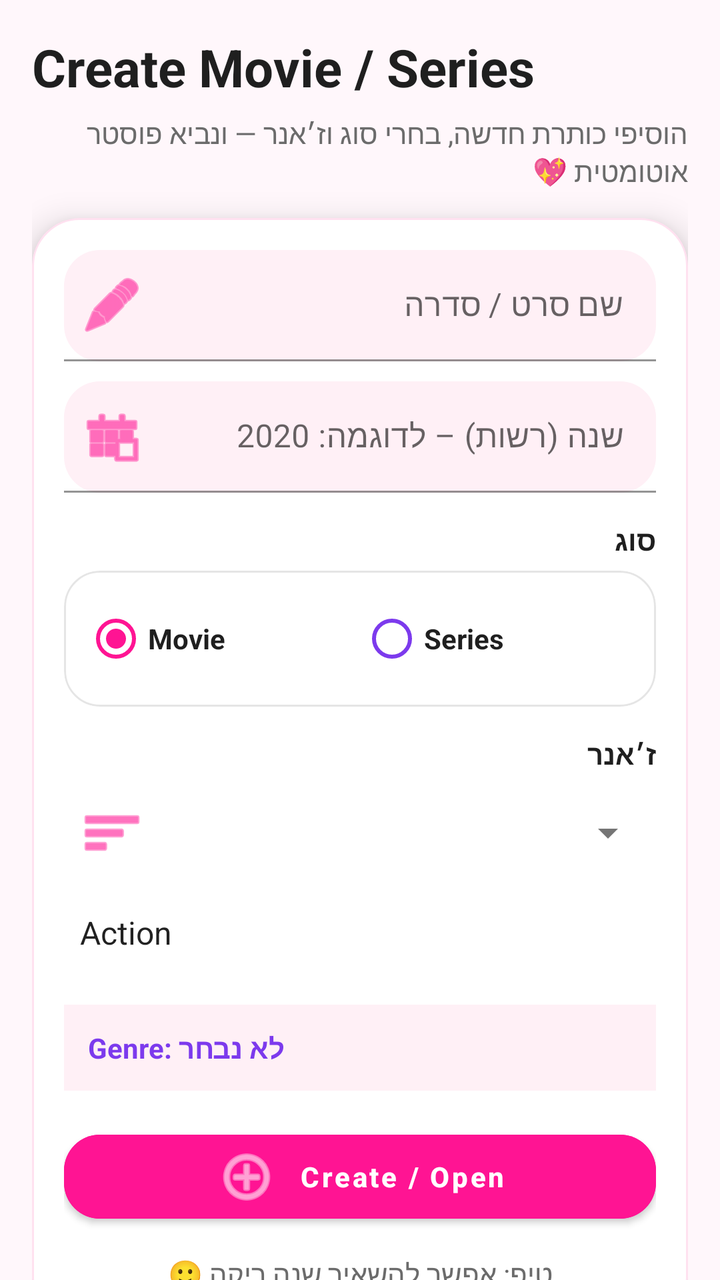
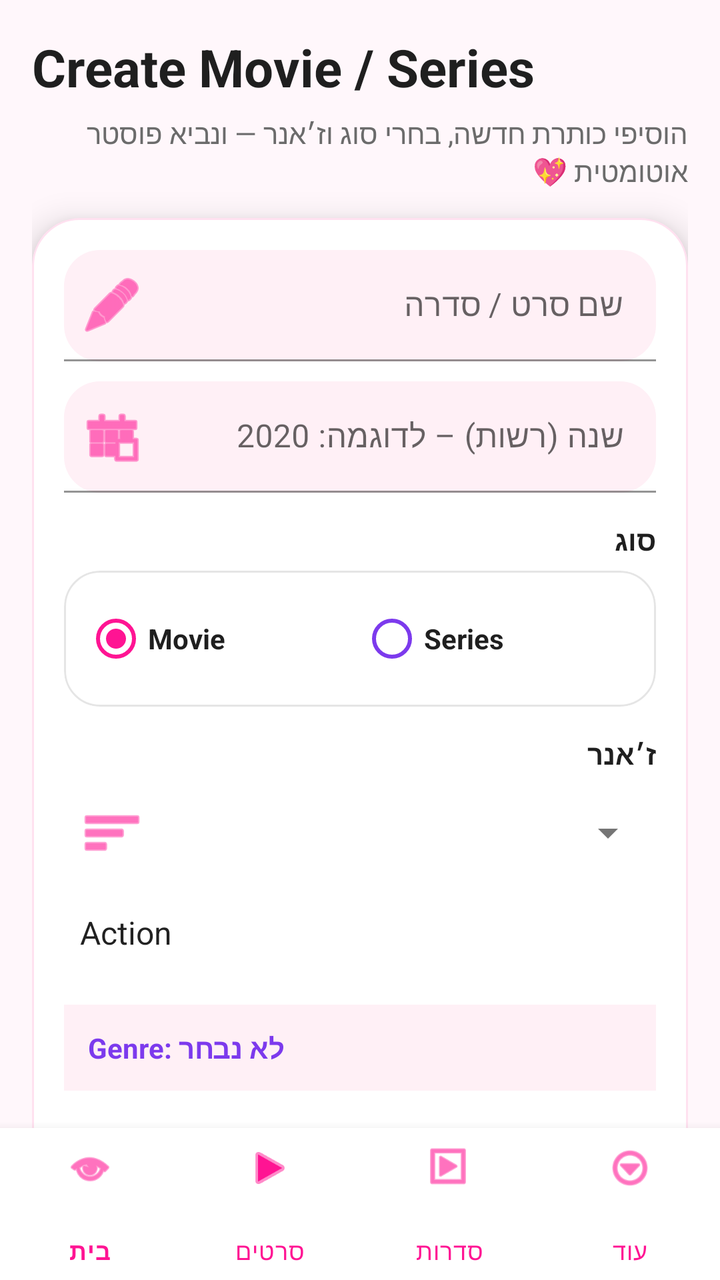

Two renders of the same Android screen: before a commit and after it. Below are the layout's source before the change and the commit's diff.
<!-- AndroidManifest.xml: application theme Base.Theme.FinalProject -->
<!-- res/layout/activity_create_title.xml -->
<?xml version="1.0" encoding="utf-8"?>
<androidx.core.widget.NestedScrollView xmlns:android="http://schemas.android.com/apk/res/android"
    xmlns:app="http://schemas.android.com/apk/res-auto"
    android:layout_width="match_parent"
    android:layout_height="match_parent"
    android:fillViewport="true"
    android:background="#FFF7FB">

    <androidx.constraintlayout.widget.ConstraintLayout
        android:layout_width="match_parent"
        android:layout_height="wrap_content"
        android:padding="16dp">

        
        <TextView
            android:id="@+id/tvCreateTitle"
            android:layout_width="0dp"
            android:layout_height="wrap_content"
            android:text="Create Movie / Series"
            android:textSize="26sp"
            android:textStyle="bold"
            android:textColor="#1F1F1F"
            app:layout_constraintTop_toTopOf="parent"
            app:layout_constraintStart_toStartOf="parent"
            app:layout_constraintEnd_toEndOf="parent" />

        <TextView
            android:id="@+id/tvCreateSubtitle"
            android:layout_width="0dp"
            android:layout_height="wrap_content"
            android:text="הוסיפי כותרת חדשה, בחרי סוג וז׳אנר — ונביא פוסטר אוטומטית 💖"
            android:textSize="14sp"
            android:textColor="#6B6B6B"
            android:layout_marginTop="6dp"
            app:layout_constraintTop_toBottomOf="@id/tvCreateTitle"
            app:layout_constraintStart_toStartOf="parent"
            app:layout_constraintEnd_toEndOf="parent" />

        
        <com.google.android.material.card.MaterialCardView
            android:id="@+id/cardCreate"
            android:layout_width="0dp"
            android:layout_height="wrap_content"
            android:layout_marginTop="14dp"
            app:cardCornerRadius="24dp"
            app:cardElevation="10dp"
            app:strokeWidth="1dp"
            app:strokeColor="#33FF69B4"
            app:layout_constraintTop_toBottomOf="@id/tvCreateSubtitle"
            app:layout_constraintStart_toStartOf="parent"
            app:layout_constraintEnd_toEndOf="parent">

            <LinearLayout
                android:layout_width="match_parent"
                android:layout_height="wrap_content"
                android:orientation="vertical"
                android:padding="16dp">

                
                <com.google.android.material.textfield.TextInputLayout
                    android:layout_width="match_parent"
                    android:layout_height="wrap_content"
                    android:hint="שם סרט / סדרה"
                    app:boxBackgroundMode="filled"
                    app:boxBackgroundColor="#FFF0F6"
                    app:boxCornerRadiusTopStart="18dp"
                    app:boxCornerRadiusTopEnd="18dp"
                    app:boxCornerRadiusBottomStart="18dp"
                    app:boxCornerRadiusBottomEnd="18dp"
                    app:startIconDrawable="@android:drawable/ic_menu_edit"
                    app:startIconTint="#FF1493">

                    <com.google.android.material.textfield.TextInputEditText
                        android:id="@+id/etTitleName"
                        android:layout_width="match_parent"
                        android:layout_height="wrap_content"
                        android:textColor="#1F1F1F"
                        android:textColorHint="#7A7A7A"
                        android:singleLine="true" />
                </com.google.android.material.textfield.TextInputLayout>

                
                <com.google.android.material.textfield.TextInputLayout
                    android:layout_width="match_parent"
                    android:layout_height="wrap_content"
                    android:layout_marginTop="10dp"
                    android:hint="שנה (רשות) – לדוגמה: 2020"
                    app:boxBackgroundMode="filled"
                    app:boxBackgroundColor="#FFF0F6"
                    app:boxCornerRadiusTopStart="18dp"
                    app:boxCornerRadiusTopEnd="18dp"
                    app:boxCornerRadiusBottomStart="18dp"
                    app:boxCornerRadiusBottomEnd="18dp"
                    app:startIconDrawable="@android:drawable/ic_menu_today"
                    app:startIconTint="#FF1493">

                    <com.google.android.material.textfield.TextInputEditText
                        android:id="@+id/etTitleYear"
                        android:layout_width="match_parent"
                        android:layout_height="wrap_content"
                        android:inputType="number"
                        android:textColor="#1F1F1F"
                        android:textColorHint="#7A7A7A"
                        android:singleLine="true" />
                </com.google.android.material.textfield.TextInputLayout>

                
                <TextView
                    android:layout_width="match_parent"
                    android:layout_height="wrap_content"
                    android:text="סוג"
                    android:textStyle="bold"
                    android:textColor="#1F1F1F"
                    android:layout_marginTop="14dp"
                    android:layout_marginBottom="6dp" />

                <com.google.android.material.card.MaterialCardView
                    android:layout_width="match_parent"
                    android:layout_height="wrap_content"
                    app:cardCornerRadius="18dp"
                    app:cardElevation="0dp"
                    app:strokeWidth="1dp"
                    app:strokeColor="#1A000000">

                    <RadioGroup
                        android:layout_width="match_parent"
                        android:layout_height="wrap_content"
                        android:orientation="horizontal"
                        android:padding="10dp">

                        <RadioButton
                            android:id="@+id/rbMovie"
                            android:layout_width="0dp"
                            android:layout_height="wrap_content"
                            android:layout_weight="1"
                            android:checked="true"
                            android:text="Movie"
                            android:textStyle="bold"
                            android:textColor="#1F1F1F"
                            android:buttonTint="#FF1493" />

                        <RadioButton
                            android:id="@+id/rbSeries"
                            android:layout_width="0dp"
                            android:layout_height="wrap_content"
                            android:layout_weight="1"
                            android:text="Series"
                            android:textStyle="bold"
                            android:textColor="#1F1F1F"
                            android:buttonTint="#7C3AED" />
                    </RadioGroup>
                </com.google.android.material.card.MaterialCardView>

                
                <TextView
                    android:layout_width="match_parent"
                    android:layout_height="wrap_content"
                    android:text="ז׳אנר"
                    android:textStyle="bold"
                    android:textColor="#1F1F1F"
                    android:layout_marginTop="14dp"
                    android:layout_marginBottom="6dp" />

                <com.google.android.material.textfield.TextInputLayout
                    android:layout_width="match_parent"
                    android:layout_height="wrap_content"
                    app:boxBackgroundMode="filled"
                    app:boxBackgroundColor="#FFF0F6"
                    app:boxCornerRadiusTopStart="18dp"
                    app:boxCornerRadiusTopEnd="18dp"
                    app:boxCornerRadiusBottomStart="18dp"
                    app:boxCornerRadiusBottomEnd="18dp"
                    app:startIconDrawable="@android:drawable/ic_menu_sort_by_size"
                    app:startIconTint="#FF1493"
                    app:endIconMode="dropdown_menu"
                    android:hint="בחרי ז׳אנר">

                    
                    <Spinner
                        android:id="@+id/spGenre"
                        android:layout_width="match_parent"
                        android:layout_height="52dp"
                        android:entries="@array/genres_array"
                        android:background="@android:color/transparent" />
                </com.google.android.material.textfield.TextInputLayout>

                
                <TextView
                    android:id="@+id/tvSelectedGenre"
                    android:layout_width="match_parent"
                    android:layout_height="wrap_content"
                    android:layout_marginTop="10dp"
                    android:padding="12dp"
                    android:text="Genre: לא נבחר"
                    android:textStyle="bold"
                    android:textColor="#7C3AED"
                    android:background="#FFF0F6" />

                
                <com.google.android.material.button.MaterialButton
                    android:id="@+id/btnCreateTitle"
                    android:layout_width="match_parent"
                    android:layout_height="54dp"
                    android:layout_marginTop="16dp"
                    android:text="Create / Open"
                    android:textAllCaps="false"
                    android:textStyle="bold"
                    android:textColor="@android:color/white"
                    android:backgroundTint="#FF1493"
                    app:cornerRadius="18dp"
                    app:icon="@android:drawable/ic_menu_add"
                    app:iconGravity="textStart"
                    app:iconPadding="10dp" />

                
                <TextView
                    android:layout_width="match_parent"
                    android:layout_height="wrap_content"
                    android:text="טיפ: אפשר להשאיר שנה ריקה 🙂"
                    android:textColor="#6B6B6B"
                    android:textAlignment="center"
                    android:layout_marginTop="12dp" />

            </LinearLayout>
        </com.google.android.material.card.MaterialCardView>

    </androidx.constraintlayout.widget.ConstraintLayout>
</androidx.core.widget.NestedScrollView>
<!-- resources referenced by this layout -->
<resources>
  <string-array name="genres_array">
          <item>Action</item>
          <item>Comedy</item>
          <item>Drama</item>
          <item>Horror</item>
          <item>Romance</item>
          <item>Sci-Fi</item>
      </string-array>
  <style name="Base.Theme.FinalProject" parent="Theme.MaterialComponents.DayNight.NoActionBar">
  
          <item name="colorPrimary">#FF1493</item>
          <item name="colorPrimaryVariant">#C51162</item>
          <item name="colorSecondary">#FF1493</item>
      </style>
</resources>

<!-- the commit's change to res/layout/activity_create_title.xml (unified diff, before → after) -->
@@ -1,228 +1,254 @@
 <?xml version="1.0" encoding="utf-8"?>
-<androidx.core.widget.NestedScrollView xmlns:android="http://schemas.android.com/apk/res/android"
+<androidx.constraintlayout.widget.ConstraintLayout
+    xmlns:android="http://schemas.android.com/apk/res/android"
     xmlns:app="http://schemas.android.com/apk/res-auto"
     android:layout_width="match_parent"
     android:layout_height="match_parent"
-    android:fillViewport="true"
     android:background="#FFF7FB">
 
-    <androidx.constraintlayout.widget.ConstraintLayout
-        android:layout_width="match_parent"
-        android:layout_height="wrap_content"
-        android:padding="16dp">
-
-        
-        <TextView
-            android:id="@+id/tvCreateTitle"
-            android:layout_width="0dp"
+    <androidx.core.widget.NestedScrollView
+        android:id="@+id/scrollCreate"
+        android:layout_width="0dp"
+        android:layout_height="0dp"
+        android:fillViewport="true"
+        app:layout_constraintTop_toTopOf="parent"
+        app:layout_constraintBottom_toTopOf="@id/bottomNav"
+        app:layout_constraintStart_toStartOf="parent"
+        app:layout_constraintEnd_toEndOf="parent">
+
+        <androidx.constraintlayout.widget.ConstraintLayout
+            android:layout_width="match_parent"
             android:layout_height="wrap_content"
-            android:text="Create Movie / Series"
-            android:textSize="26sp"
-            android:textStyle="bold"
-            android:textColor="#1F1F1F"
-            app:layout_constraintTop_toTopOf="parent"
-            app:layout_constraintStart_toStartOf="parent"
-            app:layout_constraintEnd_toEndOf="parent" />
-
-        <TextView
-            android:id="@+id/tvCreateSubtitle"
-            android:layout_width="0dp"
-            android:layout_height="wrap_content"
-            android:text="הוסיפי כותרת חדשה, בחרי סוג וז׳אנר — ונביא פוסטר אוטומטית 💖"
-            android:textSize="14sp"
-            android:textColor="#6B6B6B"
-            android:layout_marginTop="6dp"
-            app:layout_constraintTop_toBottomOf="@id/tvCreateTitle"
-            app:layout_constraintStart_toStartOf="parent"
-            app:layout_constraintEnd_toEndOf="parent" />
-
-        
-        <com.google.android.material.card.MaterialCardView
-            android:id="@+id/cardCreate"
-            android:layout_width="0dp"
-            android:layout_height="wrap_content"
-            android:layout_marginTop="14dp"
-            app:cardCornerRadius="24dp"
-            app:cardElevation="10dp"
-            app:strokeWidth="1dp"
-            app:strokeColor="#33FF69B4"
-            app:layout_constraintTop_toBottomOf="@id/tvCreateSubtitle"
-            app:layout_constraintStart_toStartOf="parent"
-            app:layout_constraintEnd_toEndOf="parent">
-
-            <LinearLayout
-                android:layout_width="match_parent"
+            android:padding="16dp">
+
+            
+            <TextView
+                android:id="@+id/tvCreateTitle"
+                android:layout_width="0dp"
                 android:layout_height="wrap_content"
-                android:orientation="vertical"
-                android:padding="16dp">
-
-                
-                <com.google.android.material.textfield.TextInputLayout
+                android:text="Create Movie / Series"
+                android:textSize="26sp"
+                android:textStyle="bold"
+                android:textColor="#1F1F1F"
+                app:layout_constraintTop_toTopOf="parent"
+                app:layout_constraintStart_toStartOf="parent"
+                app:layout_constraintEnd_toEndOf="parent" />
+
+            <TextView
+                android:id="@+id/tvCreateSubtitle"
+                android:layout_width="0dp"
+                android:layout_height="wrap_content"
+                android:text="הוסיפי כותרת חדשה, בחרי סוג וז׳אנר — ונביא פוסטר אוטומטית 💖"
+                android:textSize="14sp"
+                android:textColor="#6B6B6B"
+                android:layout_marginTop="6dp"
+                app:layout_constraintTop_toBottomOf="@id/tvCreateTitle"
+                app:layout_constraintStart_toStartOf="parent"
+                app:layout_constraintEnd_toEndOf="parent" />
+
+            
+            <com.google.android.material.card.MaterialCardView
+                android:id="@+id/cardCreate"
+                android:layout_width="0dp"
+                android:layout_height="wrap_content"
+                android:layout_marginTop="14dp"
+                app:cardCornerRadius="24dp"
+                app:cardElevation="10dp"
+                app:strokeWidth="1dp"
+                app:strokeColor="#33FF69B4"
+                app:layout_constraintTop_toBottomOf="@id/tvCreateSubtitle"
+                app:layout_constraintStart_toStartOf="parent"
+                app:layout_constraintEnd_toEndOf="parent">
+
+                <LinearLayout
                     android:layout_width="match_parent"
                     android:layout_height="wrap_content"
-                    android:hint="שם סרט / סדרה"
-                    app:boxBackgroundMode="filled"
-                    app:boxBackgroundColor="#FFF0F6"
-                    app:boxCornerRadiusTopStart="18dp"
-                    app:boxCornerRadiusTopEnd="18dp"
-                    app:boxCornerRadiusBottomStart="18dp"
-                    app:boxCornerRadiusBottomEnd="18dp"
-                    app:startIconDrawable="@android:drawable/ic_menu_edit"
-                    app:startIconTint="#FF1493">
-
-                    <com.google.android.material.textfield.TextInputEditText
-                        android:id="@+id/etTitleName"
-                        android:layout_width="match_parent"
-                        android:layout_height="wrap_content"
+                    android:orientation="vertical"
+                    android:padding="16dp">
+
+                    
+                    <com.google.android.material.textfield.TextInputLayout
+                        android:layout_width="match_parent"
+                        android:layout_height="wrap_content"
+                        android:hint="שם סרט / סדרה"
+                        app:boxBackgroundMode="filled"
+                        app:boxBackgroundColor="#FFF0F6"
+                        app:boxCornerRadiusTopStart="18dp"
+                        app:boxCornerRadiusTopEnd="18dp"
+                        app:boxCornerRadiusBottomStart="18dp"
+                        app:boxCornerRadiusBottomEnd="18dp"
+                        app:startIconDrawable="@android:drawable/ic_menu_edit"
+                        app:startIconTint="#FF1493">
+
+                        <com.google.android.material.textfield.TextInputEditText
+                            android:id="@+id/etTitleName"
+                            android:layout_width="match_parent"
+                            android:layout_height="wrap_content"
+                            android:textColor="#1F1F1F"
+                            android:textColorHint="#7A7A7A"
+                            android:singleLine="true" />
+                    </com.google.android.material.textfield.TextInputLayout>
+
+                    
+                    <com.google.android.material.textfield.TextInputLayout
+                        android:layout_width="match_parent"
+                        android:layout_height="wrap_content"
+                        android:layout_marginTop="10dp"
+                        android:hint="שנה (רשות) – לדוגמה: 2020"
+                        app:boxBackgroundMode="filled"
+                        app:boxBackgroundColor="#FFF0F6"
+                        app:boxCornerRadiusTopStart="18dp"
+                        app:boxCornerRadiusTopEnd="18dp"
+                        app:boxCornerRadiusBottomStart="18dp"
+                        app:boxCornerRadiusBottomEnd="18dp"
+                        app:startIconDrawable="@android:drawable/ic_menu_today"
+                        app:startIconTint="#FF1493">
+
+                        <com.google.android.material.textfield.TextInputEditText
+                            android:id="@+id/etTitleYear"
+                            android:layout_width="match_parent"
+                            android:layout_height="wrap_content"
+                            android:inputType="number"
+                            android:textColor="#1F1F1F"
+                            android:textColorHint="#7A7A7A"
+                            android:singleLine="true" />
+                    </com.google.android.material.textfield.TextInputLayout>
+
+                    
+                    <TextView
+                        android:layout_width="match_parent"
+                        android:layout_height="wrap_content"
+                        android:text="סוג"
+                        android:textStyle="bold"
                         android:textColor="#1F1F1F"
-                        android:textColorHint="#7A7A7A"
-                        android:singleLine="true" />
-                </com.google.android.material.textfield.TextInputLayout>
-
-                
-                <com.google.android.material.textfield.TextInputLayout
-                    android:layout_width="match_parent"
-                    android:layout_height="wrap_content"
-                    android:layout_marginTop="10dp"
-                    android:hint="שנה (רשות) – לדוגמה: 2020"
-                    app:boxBackgroundMode="filled"
-                    app:boxBackgroundColor="#FFF0F6"
-                    app:boxCornerRadiusTopStart="18dp"
-                    app:boxCornerRadiusTopEnd="18dp"
-                    app:boxCornerRadiusBottomStart="18dp"
-                    app:boxCornerRadiusBottomEnd="18dp"
-                    app:startIconDrawable="@android:drawable/ic_menu_today"
-                    app:startIconTint="#FF1493">
-
-                    <com.google.android.material.textfield.TextInputEditText
-                        android:id="@+id/etTitleYear"
-                        android:layout_width="match_parent"
-                        android:layout_height="wrap_content"
-                        android:inputType="number"
+                        android:layout_marginTop="14dp"
+                        android:layout_marginBottom="6dp" />
+
+                    <com.google.android.material.card.MaterialCardView
+                        android:layout_width="match_parent"
+                        android:layout_height="wrap_content"
+                        app:cardCornerRadius="18dp"
+                        app:cardElevation="0dp"
+                        app:strokeWidth="1dp"
+                        app:strokeColor="#1A000000">
+
+                        <RadioGroup
+                            android:layout_width="match_parent"
+                            android:layout_height="wrap_content"
+                            android:orientation="horizontal"
+                            android:padding="10dp">
+
+                            <RadioButton
+                                android:id="@+id/rbMovie"
+                                android:layout_width="0dp"
+                                android:layout_height="wrap_content"
+                                android:layout_weight="1"
+                                android:checked="true"
+                                android:text="Movie"
+                                android:textStyle="bold"
+                                android:textColor="#1F1F1F"
+                                android:buttonTint="#FF1493" />
+
+                            <RadioButton
+                                android:id="@+id/rbSeries"
+                                android:layout_width="0dp"
+                                android:layout_height="wrap_content"
+                                android:layout_weight="1"
+                                android:text="Series"
+                                android:textStyle="bold"
+                                android:textColor="#1F1F1F"
+                                android:buttonTint="#7C3AED" />
+                        </RadioGroup>
+                    </com.google.android.material.card.MaterialCardView>
+
+                    
+                    <TextView
+                        android:layout_width="match_parent"
+                        android:layout_height="wrap_content"
+                        android:text="ז׳אנר"
+                        android:textStyle="bold"
                         android:textColor="#1F1F1F"
-                        android:textColorHint="#7A7A7A"
-                        android:singleLine="true" />
-                </com.google.android.material.textfield.TextInputLayout>
-
-                
-                <TextView
-                    android:layout_width="match_parent"
-                    android:layout_height="wrap_content"
-                    android:text="סוג"
-                    android:textStyle="bold"
-                    android:textColor="#1F1F1F"
-                    android:layout_marginTop="14dp"
-                    android:layout_marginBottom="6dp" />
-
-                <com.google.android.material.card.MaterialCardView
-                    android:layout_width="match_parent"
-                    android:layout_height="wrap_content"
-                    app:cardCornerRadius="18dp"
-                    app:cardElevation="0dp"
-                    app:strokeWidth="1dp"
-                    app:strokeColor="#1A000000">
-
-                    <RadioGroup
-                        android:layout_width="match_parent"
-                        android:layout_height="wrap_content"
-                        android:orientation="horizontal"
-                        android:padding="10dp">
-
-                        <RadioButton
-                            android:id="@+id/rbMovie"
-                            android:layout_width="0dp"
-                            android:layout_height="wrap_content"
-                            android:layout_weight="1"
-                            android:checked="true"
-                            android:text="Movie"
-                            android:textStyle="bold"
-                            android:textColor="#1F1F1F"
-                            android:buttonTint="#FF1493" />
-
-                        <RadioButton
-                            android:id="@+id/rbSeries"
-                            android:layout_width="0dp"
-                            android:layout_height="wrap_content"
-                            android:layout_weight="1"
-                            android:text="Series"
-                            android:textStyle="bold"
-                            android:textColor="#1F1F1F"
-                            android:buttonTint="#7C3AED" />
-                    </RadioGroup>
-                </com.google.android.material.card.MaterialCardView>
-
-                
-                <TextView
-                    android:layout_width="match_parent"
-                    android:layout_height="wrap_content"
-                    android:text="ז׳אנר"
-                    android:textStyle="bold"
-                    android:textColor="#1F1F1F"
-                    android:layout_marginTop="14dp"
-                    android:layout_marginBottom="6dp" />
-
-                <com.google.android.material.textfield.TextInputLayout
-                    android:layout_width="match_parent"
-                    android:layout_height="wrap_content"
-                    app:boxBackgroundMode="filled"
-                    app:boxBackgroundColor="#FFF0F6"
-                    app:boxCornerRadiusTopStart="18dp"
-                    app:boxCornerRadiusTopEnd="18dp"
-                    app:boxCornerRadiusBottomStart="18dp"
-                    app:boxCornerRadiusBottomEnd="18dp"
-                    app:startIconDrawable="@android:drawable/ic_menu_sort_by_size"
-                    app:startIconTint="#FF1493"
-                    app:endIconMode="dropdown_menu"
-                    android:hint="בחרי ז׳אנר">
-
-                    
-                    <Spinner
-                        android:id="@+id/spGenre"
-                        android:layout_width="match_parent"
-                        android:layout_height="52dp"
-                        android:entries="@array/genres_array"
-                        android:background="@android:color/transparent" />
-                </com.google.android.material.textfield.TextInputLayout>
-
-                
-                <TextView
-                    android:id="@+id/tvSelectedGenre"
-                    android:layout_width="match_parent"
-                    android:layout_height="wrap_content"
-                    android:layout_marginTop="10dp"
-                    android:padding="12dp"
-                    android:text="Genre: לא נבחר"
-                    android:textStyle="bold"
-                    android:textColor="#7C3AED"
-                    android:background="#FFF0F6" />
-
-                
-                <com.google.android.material.button.MaterialButton
-                    android:id="@+id/btnCreateTitle"
-                    android:layout_width="match_parent"
-                    android:layout_height="54dp"
-                    android:layout_marginTop="16dp"
-                    android:text="Create / Open"
-                    android:textAllCaps="false"
-                    android:textStyle="bold"
-                    android:textColor="@android:color/white"
-                    android:backgroundTint="#FF1493"
-                    app:cornerRadius="18dp"
-                    app:icon="@android:drawable/ic_menu_add"
-                    app:iconGravity="textStart"
-                    app:iconPadding="10dp" />
-
-                
-                <TextView
-                    android:layout_width="match_parent"
-                    android:layout_height="wrap_content"
-                    android:text="טיפ: אפשר להשאיר שנה ריקה 🙂"
-                    android:textColor="#6B6B6B"
-                    android:textAlignment="center"
-                    android:layout_marginTop="12dp" />
-
-            </LinearLayout>
-        </com.google.android.material.card.MaterialCardView>
-
-    </androidx.constraintlayout.widget.ConstraintLayout>
-</androidx.core.widget.NestedScrollView>
+                        android:layout_marginTop="14dp"
+                        android:layout_marginBottom="6dp" />
+
+                    <com.google.android.material.textfield.TextInputLayout
+                        android:layout_width="match_parent"
+                        android:layout_height="wrap_content"
+                        app:boxBackgroundMode="filled"
+                        app:boxBackgroundColor="#FFF0F6"
+                        app:boxCornerRadiusTopStart="18dp"
+                        app:boxCornerRadiusTopEnd="18dp"
+                        app:boxCornerRadiusBottomStart="18dp"
+                        app:boxCornerRadiusBottomEnd="18dp"
+                        app:startIconDrawable="@android:drawable/ic_menu_sort_by_size"
+                        app:startIconTint="#FF1493"
+                        app:endIconMode="dropdown_menu"
+                        android:hint="בחרי ז׳אנר">
+
+                        <Spinner
+                            android:id="@+id/spGenre"
+                            android:layout_width="match_parent"
+                            android:layout_height="52dp"
+                            android:entries="@array/genres_array"
+                            android:background="@android:color/transparent" />
+                    </com.google.android.material.textfield.TextInputLayout>
+
+                    
+                    <TextView
+                        android:id="@+id/tvSelectedGenre"
+                        android:layout_width="match_parent"
+                        android:layout_height="wrap_content"
+                        android:layout_marginTop="10dp"
+                        android:padding="12dp"
+                        android:text="Genre: לא נבחר"
+                        android:textStyle="bold"
+                        android:textColor="#7C3AED"
+                        android:background="#FFF0F6" />
+
+                    
+                    <com.google.android.material.button.MaterialButton
+                        android:id="@+id/btnCreateTitle"
+                        android:layout_width="match_parent"
+                        android:layout_height="54dp"
+                        android:layout_marginTop="16dp"
+                        android:text="Create / Open"
+                        android:textAllCaps="false"
+                        android:textStyle="bold"
+                        android:textColor="@android:color/white"
+                        android:backgroundTint="#FF1493"
+                        app:cornerRadius="18dp"
+                        app:icon="@android:drawable/ic_menu_add"
+                        app:iconGravity="textStart"
+                        app:iconPadding="10dp" />
+
+                    
+                    <TextView
+                        android:layout_width="match_parent"
+                        android:layout_height="wrap_content"
+                        android:text="טיפ: אפשר להשאיר שנה ריקה 🙂"
+                        android:textColor="#6B6B6B"
+                        android:textAlignment="center"
+                        android:layout_marginTop="12dp" />
+
+                </LinearLayout>
+            </com.google.android.material.card.MaterialCardView>
+
+        </androidx.constraintlayout.widget.ConstraintLayout>
+    </androidx.core.widget.NestedScrollView>
+
+    
+    <com.google.android.material.bottomnavigation.BottomNavigationView
+        android:id="@+id/bottomNav"
+        android:layout_width="0dp"
+        android:layout_height="76dp"
+        android:background="#FFFFFF"
+        app:menu="@menu/bottom_nav_menu"
+        app:labelVisibilityMode="labeled"
+        app:itemIconTint="#FF1493"
+        app:itemTextColor="#FF1493"
+        app:itemRippleColor="#33FF69B4"
+        app:layout_constraintBottom_toBottomOf="parent"
+        app:layout_constraintStart_toStartOf="parent"
+        app:layout_constraintEnd_toEndOf="parent"/>
+
+</androidx.constraintlayout.widget.ConstraintLayout>
<!-- resource entries referenced after the edit -->
@@ -13,6 +13,15 @@
           <item name="colorPrimary">#FF1493</item>
           <item name="colorPrimaryVariant">#C51162</item>
           <item name="colorSecondary">#FF1493</item>
+  
+          
+          <item name="android:windowAnimationStyle">@style/SmoothTransition</item>
+      </style>
+  <style name="SmoothTransition">
+          <item name="android:activityOpenEnterAnimation">@android:anim/fade_in</item>
+          <item name="android:activityOpenExitAnimation">@android:anim/fade_out</item>
+          <item name="android:activityCloseEnterAnimation">@android:anim/fade_in</item>
+          <item name="android:activityCloseExitAnimation">@android:anim/fade_out</item>
       </style>
 </resources>
 
